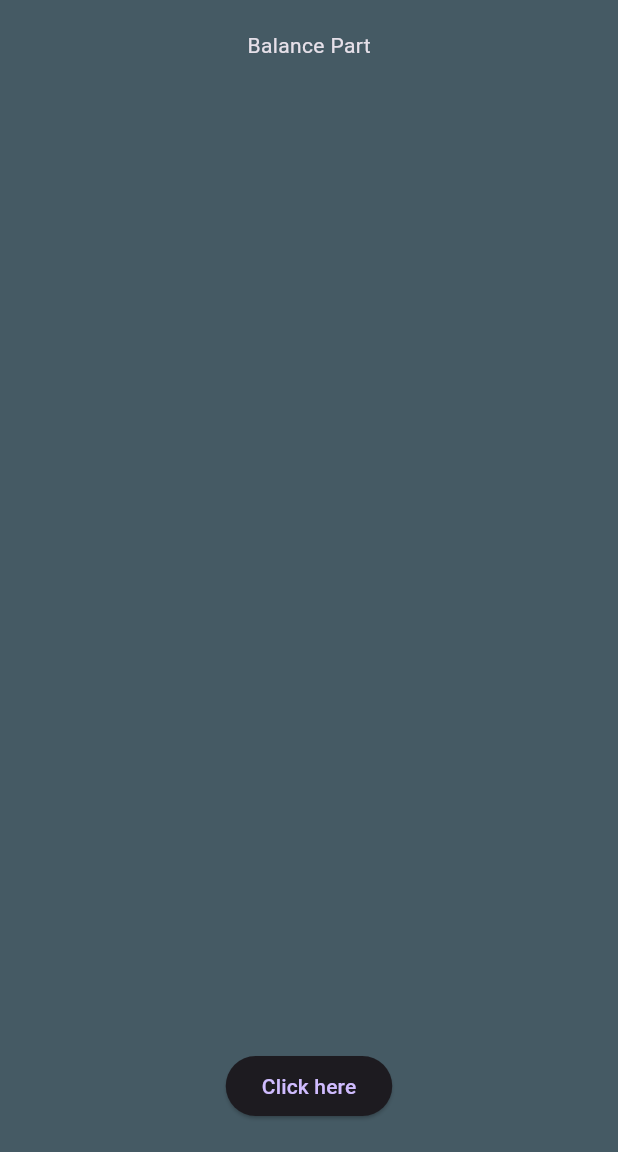
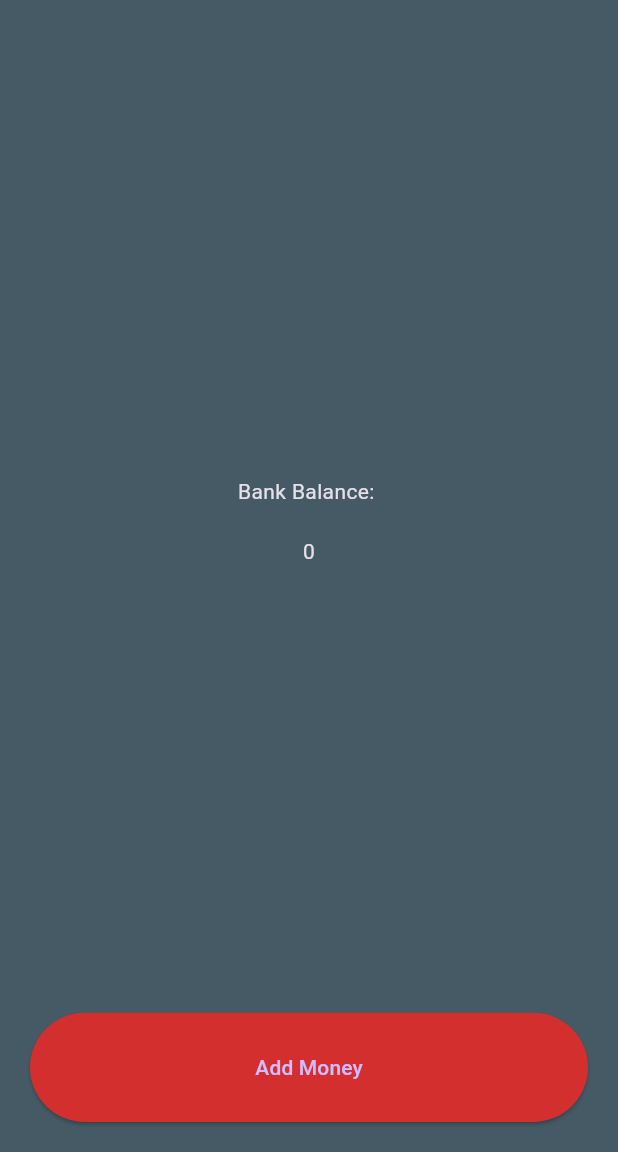
Before and after one commit to ogunbor/billionaire-app, a Flutter app: the screen it shows after launch, on a phone screen of 412 x 824 dp, the part 84-1236 px from its top. Run offline on Flutter 3.47's test engine with Material 3 defaults, Android fonts, the phone set to English and light mode, and no system bars.

Commit message:
Add expanded widget and elevated button

```diff
--- a/lib/main.dart
+++ b/lib/main.dart
@@ -14,7 +14,7 @@ class MyApp extends StatelessWidget {
   @override
   Widget build(BuildContext context) {
     return MaterialApp(
-      theme: ThemeData.dark(),
+      theme: ThemeData.dark(useMaterial3: true),
       home: Scaffold(
           appBar: AppBar(
             centerTitle: true,
@@ -28,9 +28,26 @@ class MyApp extends StatelessWidget {
               child: Column(
                 mainAxisAlignment: MainAxisAlignment.spaceBetween,
                 children: [
-                  const Text("Balance Part"),
-                  ElevatedButton(
-                      onPressed: aFunction, child: const Text("Click here"))
+                  const Expanded(
+                    flex: 9,
+                    child: Column(
+                      mainAxisAlignment: MainAxisAlignment.center,
+                      children: [
+                        Text("Bank Balance: "),
+                        SizedBox(height: 20),
+                        Text("0"),
+                      ],
+                    ),
+                  ),
+                  Expanded(
+                    flex: 1,
+                    child: ElevatedButton(
+                        style: ElevatedButton.styleFrom(
+                            backgroundColor: Colors.red[700],
+                            minimumSize: const Size(double.infinity, 0)),
+                        onPressed: aFunction,
+                        child: const Text("Add Money")),
+                  )
                 ],
               ))),
     );
```
